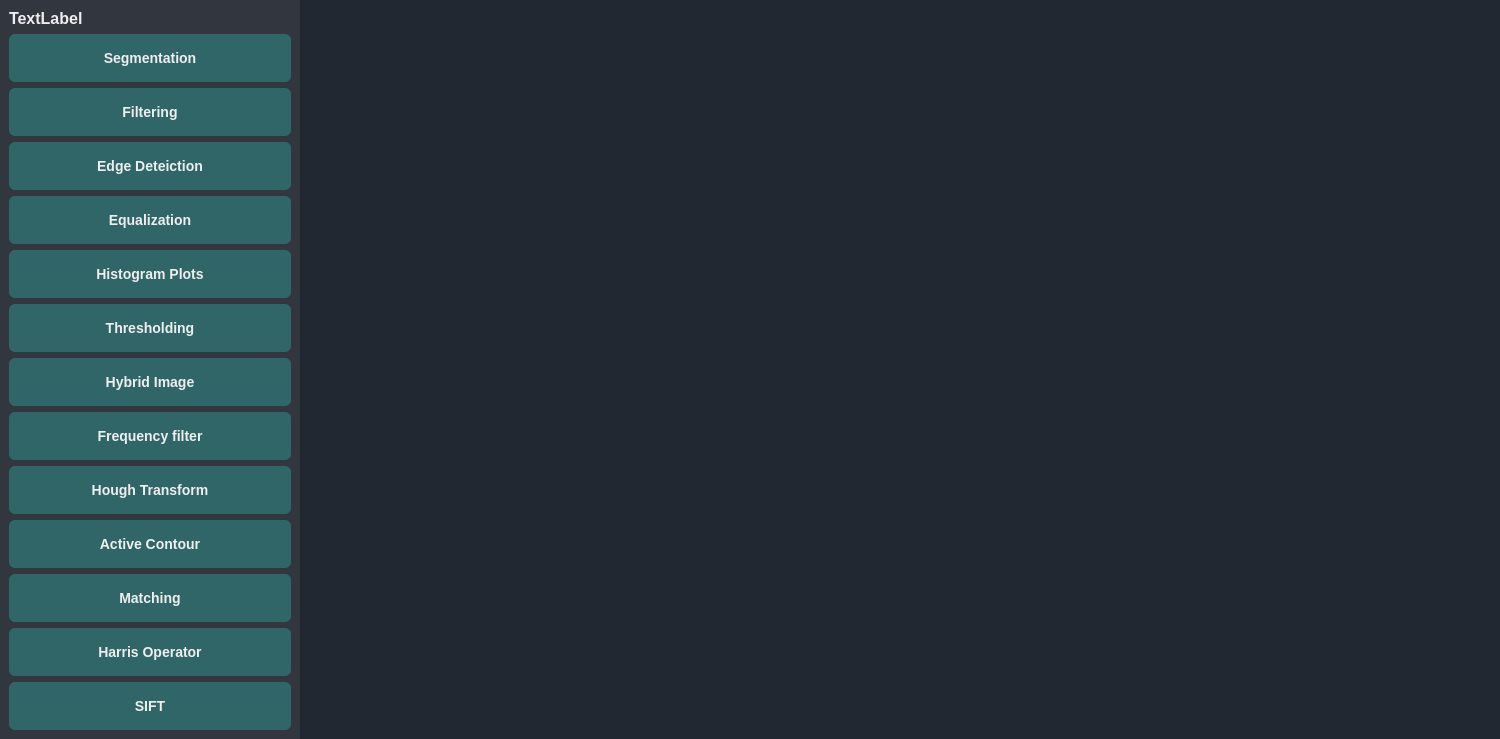
This is Task1/UI/mainwindow.ui in SBME2025-ComputerVision/Task1_CV_CPP as Qt 5 draws it before an edit. The edited form follows.
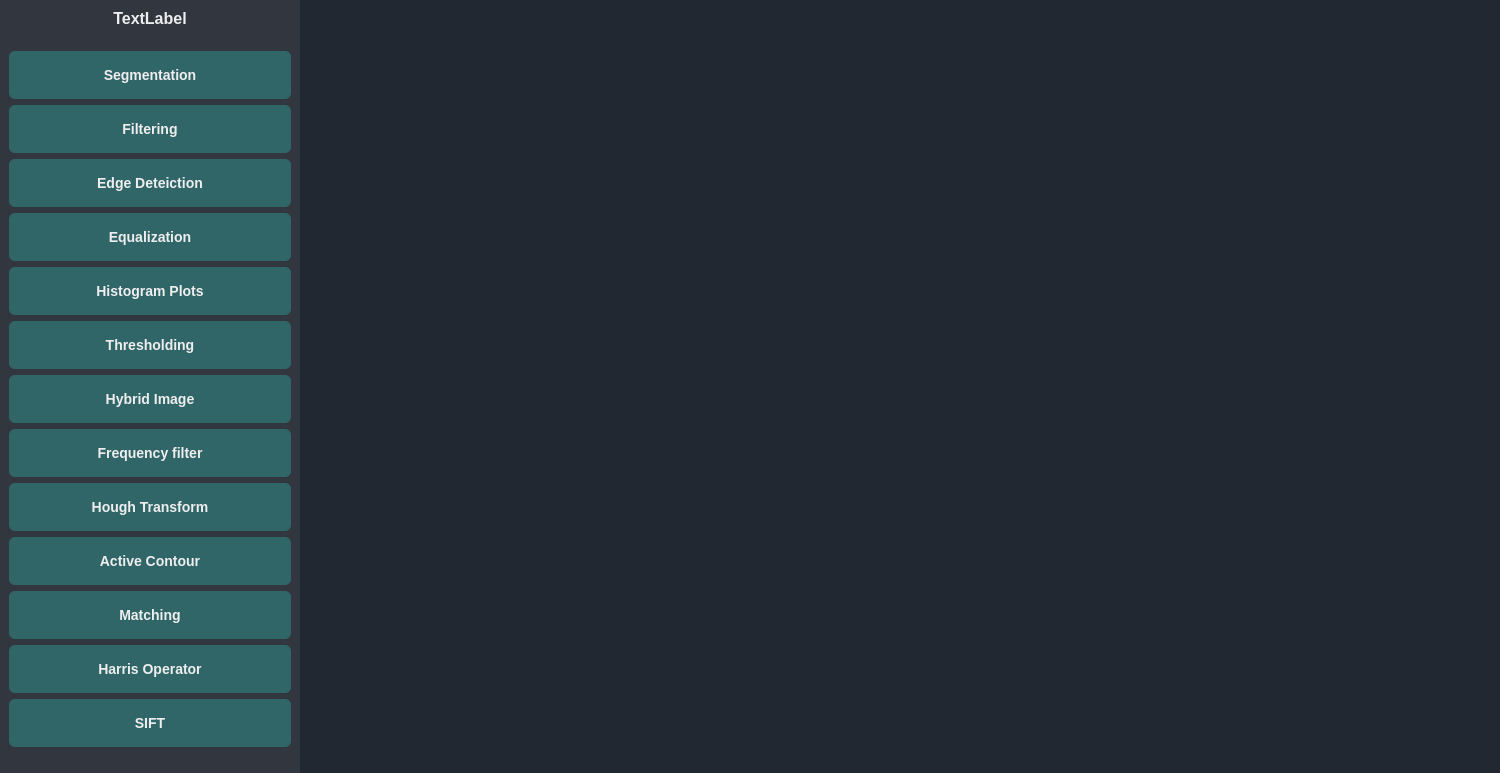
This is the edited form.

Commit message: Add App Logo to the App

```diff
--- a/Task1/UI/mainwindow.ui
+++ b/Task1/UI/mainwindow.ui
@@ -7,7 +7,7 @@
     <x>0</x>
     <y>0</y>
     <width>1500</width>
-    <height>696</height>
+    <height>773</height>
    </rect>
   </property>
   <property name="windowTitle">
@@ -113,6 +113,9 @@
          <property name="text">
           <string>TextLabel</string>
          </property>
+         <property name="alignment">
+          <set>Qt::AlignCenter</set>
+         </property>
         </widget>
        </item>
        <item>
```
The commit also changes 2 other files.
